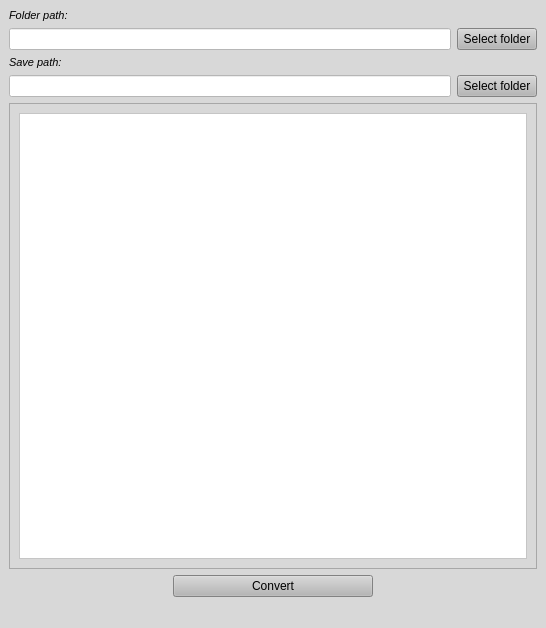
licwim/Fanuc, file design.ui: the form before one commit.
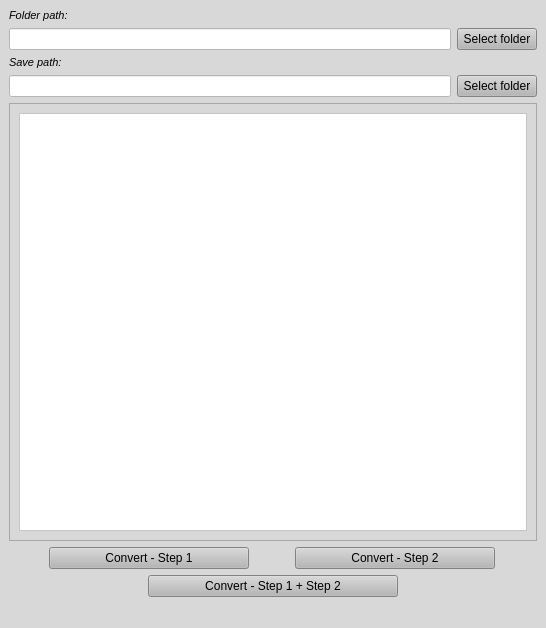
The form after the commit.

Diff of the .ui file:
```diff
--- a/design.ui
+++ b/design.ui
@@ -161,7 +161,45 @@
 color: rgb(0, 0, 0);</string>
         </property>
         <property name="text">
-         <string>Convert</string>
+         <string>Convert - Step 1</string>
+        </property>
+       </widget>
+      </item>
+      <item>
+       <widget class="QPushButton" name="btnConvert2">
+        <property name="maximumSize">
+         <size>
+          <width>200</width>
+          <height>23</height>
+         </size>
+        </property>
+        <property name="styleSheet">
+         <string notr="true">background-color: rgb(182, 182, 182);
+color: rgb(0, 0, 0);</string>
+        </property>
+        <property name="text">
+         <string>Convert - Step 2</string>
+        </property>
+       </widget>
+      </item>
+     </layout>
+    </item>
+    <item>
+     <layout class="QHBoxLayout" name="horizontalLayout_3">
+      <item>
+       <widget class="QPushButton" name="btnConvert12">
+        <property name="maximumSize">
+         <size>
+          <width>250</width>
+          <height>23</height>
+         </size>
+        </property>
+        <property name="styleSheet">
+         <string notr="true">background-color: rgb(182, 182, 182);
+color: rgb(0, 0, 0);</string>
+        </property>
+        <property name="text">
+         <string>Convert - Step 1 + Step 2</string>
         </property>
        </widget>
       </item>
```
Left out of the diff: 2 changed lines with no effect on the pictures.
